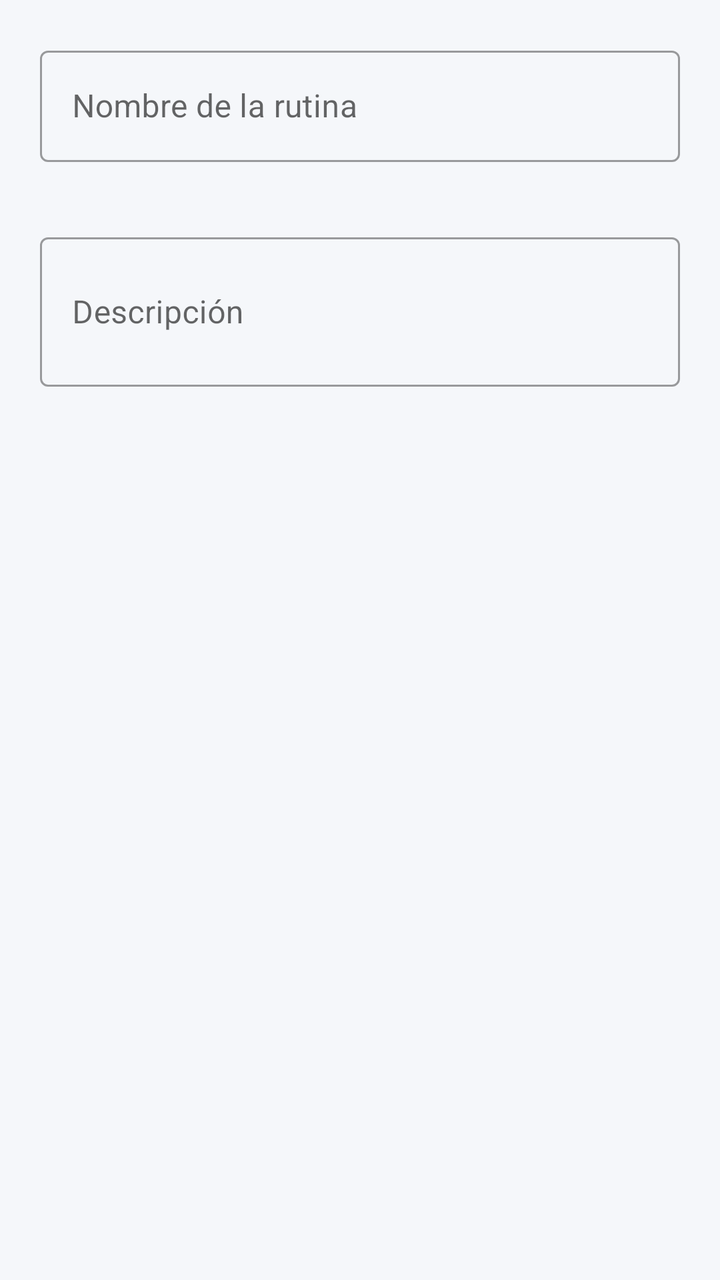
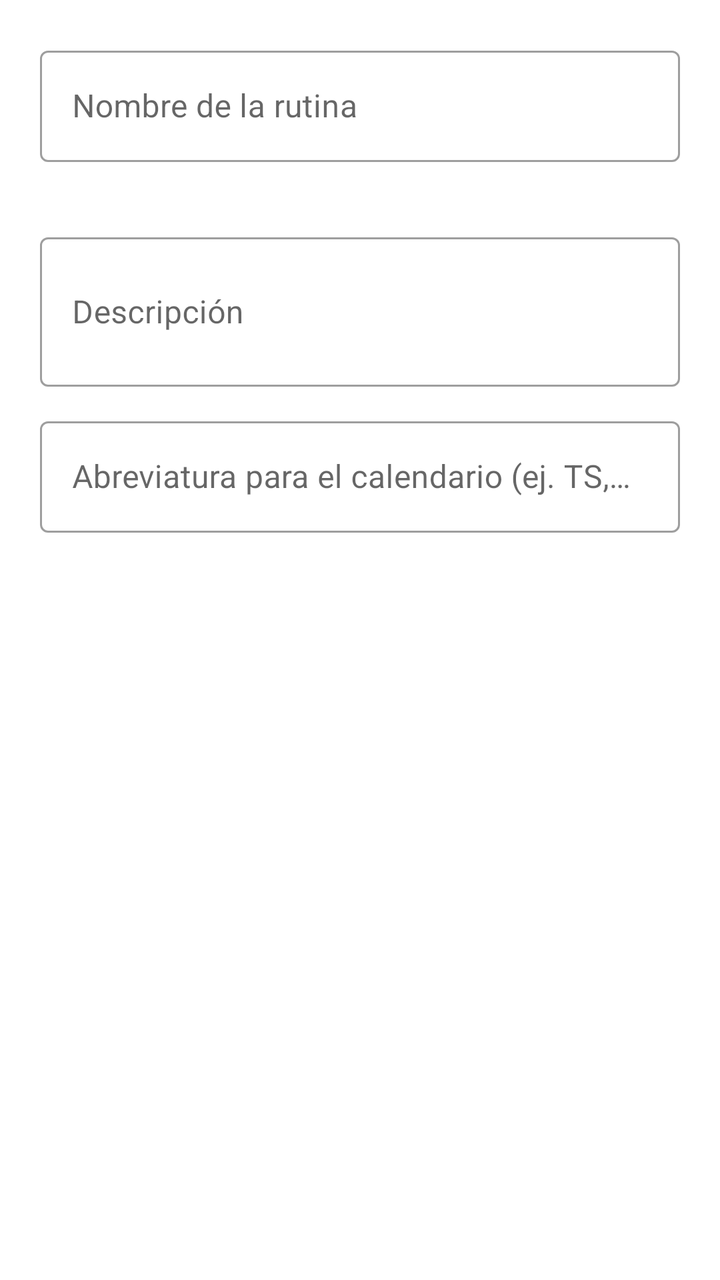

Screens rendered from an Android XML layout before and after an edit, with the pre-edit source and the edit as a unified diff.
<!-- AndroidManifest.xml: application theme Theme.KobasGYM -->
<!-- res/layout/dialog_create_routine.xml -->
<?xml version="1.0" encoding="utf-8"?>
<LinearLayout xmlns:android="http://schemas.android.com/apk/res/android"
    xmlns:app="http://schemas.android.com/apk/res-auto"
    android:layout_width="match_parent"
    android:layout_height="wrap_content"
    android:orientation="vertical"
    android:padding="20dp">

    <com.google.android.material.textfield.TextInputLayout
        android:id="@+id/tilRoutineName"
        style="@style/Widget.MaterialComponents.TextInputLayout.OutlinedBox"
        android:layout_width="match_parent"
        android:layout_height="wrap_content"
        android:hint="@string/hint_routine_name"
        android:layout_marginBottom="12dp"
        app:errorEnabled="true">

        <com.google.android.material.textfield.TextInputEditText
            android:id="@+id/etRoutineName"
            android:layout_width="match_parent"
            android:layout_height="wrap_content"
            android:inputType="textCapWords" />

    </com.google.android.material.textfield.TextInputLayout>

    <com.google.android.material.textfield.TextInputLayout
        android:id="@+id/tilRoutineDescription"
        style="@style/Widget.MaterialComponents.TextInputLayout.OutlinedBox"
        android:layout_width="match_parent"
        android:layout_height="wrap_content"
        android:hint="@string/hint_routine_description"
        android:layout_marginBottom="16dp">

        <com.google.android.material.textfield.TextInputEditText
            android:id="@+id/etRoutineDescription"
            android:layout_width="match_parent"
            android:layout_height="wrap_content"
            android:inputType="textCapSentences|textMultiLine"
            android:minLines="2" />

    </com.google.android.material.textfield.TextInputLayout>

    <com.google.android.material.button.MaterialButton
        android:id="@+id/btnDuplicateRoutine"
        style="@style/Widget.MaterialComponents.Button.OutlinedButton"
        android:layout_width="match_parent"
        android:layout_height="52dp"
        android:layout_marginBottom="12dp"
        android:text="@string/btn_duplicate_routine"
        app:strokeColor="@color/blue_primary"
        android:textColor="@color/blue_primary"
        app:cornerRadius="12dp"
        android:visibility="gone" />

    <com.google.android.material.button.MaterialButton
        android:id="@+id/btnDeleteRoutine"
        style="@style/Widget.MaterialComponents.Button.OutlinedButton"
        android:layout_width="match_parent"
        android:layout_height="52dp"
        android:text="@string/btn_delete_routine"
        app:strokeColor="@color/error_red"
        android:textColor="@color/error_red"
        app:cornerRadius="12dp"
        android:visibility="gone" />

</LinearLayout>
<!-- resources referenced by this layout -->
<resources>
  <color name="blue_primary">#1976D2</color>
  <color name="error_red">#D32F2F</color>
  <string name="btn_delete_routine">Eliminar Rutina</string>
  <string name="btn_duplicate_routine">Duplicar Rutina</string>
  <string name="hint_routine_description">Descripción</string>
  <string name="hint_routine_name">Nombre de la rutina</string>
  <style name="Theme.KobasGYM" parent="Theme.MaterialComponents.DayNight.NoActionBar">
          
          <item name="colorPrimary">@color/blue_primary</item>
          <item name="colorPrimaryVariant">@color/blue_primary_dark</item>
          <item name="colorOnPrimary">@color/white</item>
          
          <item name="colorSecondary">@color/blue_accent</item>
          <item name="colorSecondaryVariant">@color/blue_primary_dark</item>
          <item name="colorOnSecondary">@color/white</item>
          
          <item name="android:statusBarColor">@color/blue_primary_dark</item>
          
          <item name="android:windowBackground">@color/background_light</item>
      </style>
  <color name="blue_primary_dark">#0D47A1</color>
  <color name="white">#FFFFFFFF</color>
  <color name="blue_accent">#2196F3</color>
  <color name="background_light">#F5F7FA</color>
</resources>

<!-- the commit's change to res/layout/dialog_create_routine.xml (unified diff, before → after) -->
@@ -4,6 +4,7 @@
     android:layout_width="match_parent"
     android:layout_height="wrap_content"
     android:orientation="vertical"
+    android:background="@color/surface_white"
     android:padding="20dp">
 
     <com.google.android.material.textfield.TextInputLayout
@@ -29,7 +30,7 @@
         android:layout_width="match_parent"
         android:layout_height="wrap_content"
         android:hint="@string/hint_routine_description"
-        android:layout_marginBottom="16dp">
+        android:layout_marginBottom="12dp">
 
         <com.google.android.material.textfield.TextInputEditText
             android:id="@+id/etRoutineDescription"
@@ -37,6 +38,23 @@
             android:layout_height="wrap_content"
             android:inputType="textCapSentences|textMultiLine"
             android:minLines="2" />
+
+    </com.google.android.material.textfield.TextInputLayout>
+
+    <com.google.android.material.textfield.TextInputLayout
+        android:id="@+id/tilRoutineAbbreviation"
+        style="@style/Widget.MaterialComponents.TextInputLayout.OutlinedBox"
+        android:layout_width="match_parent"
+        android:layout_height="wrap_content"
+        android:hint="@string/hint_routine_abbreviation"
+        android:layout_marginBottom="16dp">
+
+        <com.google.android.material.textfield.TextInputEditText
+            android:id="@+id/etRoutineAbbreviation"
+            android:layout_width="match_parent"
+            android:layout_height="wrap_content"
+            android:inputType="textCapCharacters"
+            android:maxLength="4" />
 
     </com.google.android.material.textfield.TextInputLayout>
 
<!-- resource entries referenced after the edit -->
@@ -2,8 +2,10 @@
 <resources>
   <color name="blue_primary">#1976D2</color>
   <color name="error_red">#D32F2F</color>
+  <color name="surface_white">#FFFFFF</color>
   <string name="btn_delete_routine">Eliminar Rutina</string>
   <string name="btn_duplicate_routine">Duplicar Rutina</string>
+  <string name="hint_routine_abbreviation">Abreviatura para el calendario (ej. TS, TI)</string>
   <string name="hint_routine_description">Descripción</string>
   <string name="hint_routine_name">Nombre de la rutina</string>
   <style name="Theme.KobasGYM" parent="Theme.MaterialComponents.DayNight.NoActionBar">
